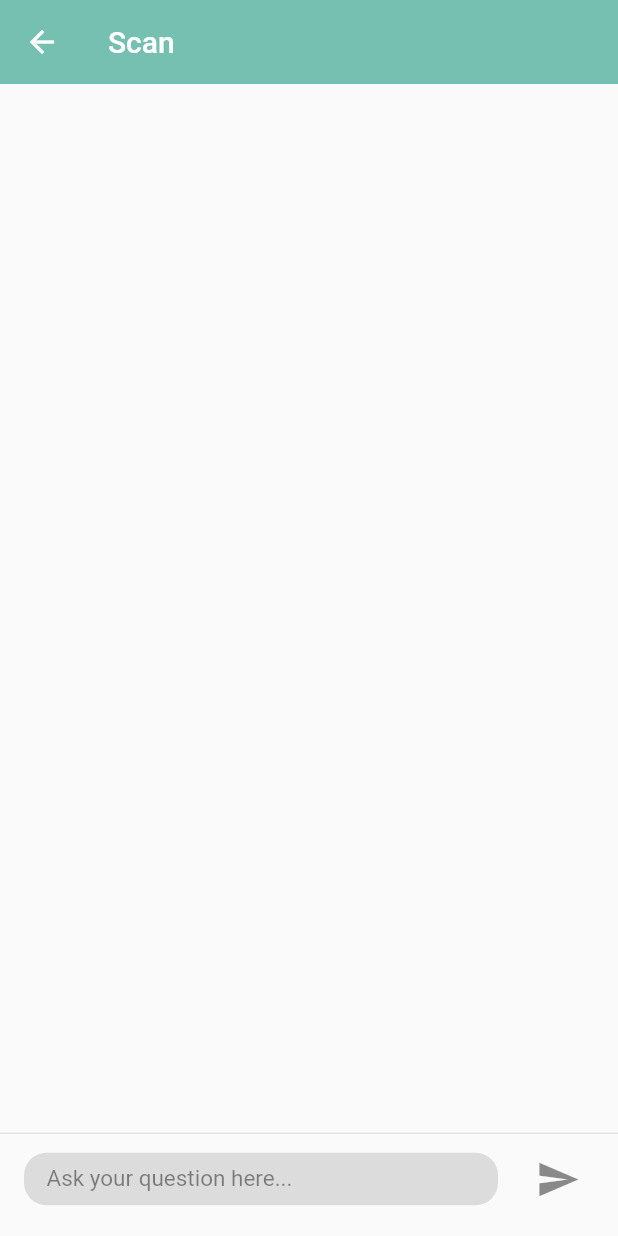
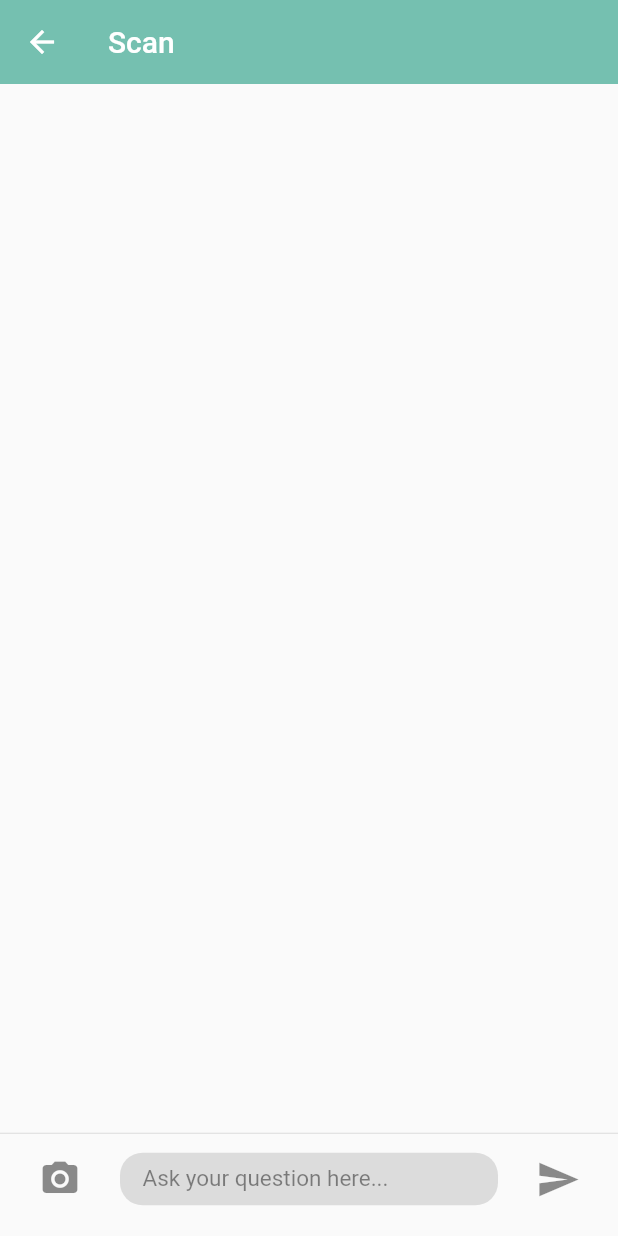
Before and after one commit to jhivandebenoit/TeamFLUX-Melanoma-Diagnosis, a Flutter app: the MyHomePage screen opened directly, on a phone screen of 412 x 824 dp. Run offline on Flutter 3.47's test engine with Material 2 defaults, Android fonts, the phone set to English and light mode, and no system bars; our stand-ins replace bubble; missing offline and left inert: flutter_dialogflow; project files that could hold a hidden picture were left out.

Commit message:
Camera button implemented at "line 113" in chatinterface.dart

```diff
--- a/lib/screens/chatinterface.dart
+++ b/lib/screens/chatinterface.dart
@@ -103,9 +103,16 @@ class _MyHomePageState extends State<MyHomePage> {
 									),
 								),
 
-							// 	leading: IconButton (
+								leading: IconButton (
+                                    icon: Icon (
+                                        Icons.camera_alt,
+                                        size: 28.0,
+                                    ),
 
-							// ),
+                                    onPressed: () {
+                                        // Nemsara add your'e code here
+                                    },
+							),
 
 								trailing: IconButton (
 
--- a/lib/screens/chats.dart
+++ b/lib/screens/chats.dart
@@ -1,6 +1,4 @@
-import 'package:chat_ui/helper/authenticate.dart';
 import 'package:chat_ui/screens/chatinterface.dart';
-import 'package:chat_ui/services/authentication.dart';
 import 'package:flutter/material.dart';
 
 class ChatRoom extends StatefulWidget {
--- a/lib/screens/signup.dart
+++ b/lib/screens/signup.dart
@@ -1,6 +1,4 @@
 import 'package:chat_ui/screens/chats.dart';
-import 'package:chat_ui/services/authentication.dart';
-import 'package:chat_ui/services/database.dart';
 import 'package:chat_ui/widgets/widget.dart';
 import 'package:flutter/material.dart';
 
@@ -177,8 +175,8 @@ class _SignUpState extends State<SignUp> {
                                         ),
                                         SizedBox(height: 10.0),
                                         ],
-                                            ),
-                                        ),
+                                    ),
+                                    ),
                                     ),
                                 ),
 		);
```
